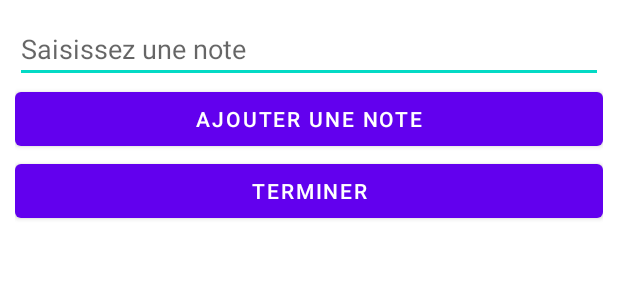
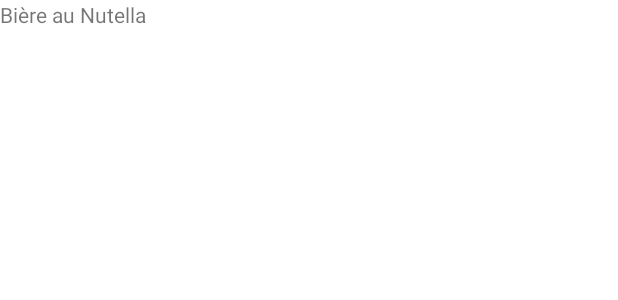
Before and after one commit to Chocolaterie/HCDA_Android, an Android app: the layout activity_main.xml on its own in the app's theme, with its tools: preview values and no code run, on a phone screen of 412 x 824 dp. Shown: the top 300 px of the screen. Run offline under Robolectric (Android 15) with nearby library versions, the phone set to English and light mode, and no system bars.

```diff
--- a/app/build.gradle
+++ b/app/build.gradle
@@ -30,6 +30,10 @@ android {
     kotlinOptions {
         jvmTarget = '1.8'
     }
+
+    buildFeatures {
+        dataBinding true
+    }
 }
 
 dependencies {
--- a/app/src/main/AndroidManifest.xml
+++ b/app/src/main/AndroidManifest.xml
@@ -12,6 +12,9 @@
         android:theme="@style/Theme.EniDemo"
         tools:targetApi="31">
         <activity
+            android:name=".MoyenneActivity"
+            android:exported="false" />
+        <activity
             android:name=".MainActivity"
             android:exported="true">
             <intent-filter>
--- a/app/src/main/res/layout/activity_main.xml
+++ b/app/src/main/res/layout/activity_main.xml
@@ -1,49 +1,17 @@
 <?xml version="1.0" encoding="utf-8"?>
-<LinearLayout xmlns:android="http://schemas.android.com/apk/res/android"
+<layout xmlns:android="http://schemas.android.com/apk/res/android"
     xmlns:app="http://schemas.android.com/apk/res-auto"
-    xmlns:tools="http://schemas.android.com/tools"
-    android:layout_width="match_parent"
-    android:layout_height="match_parent"
-    android:orientation="vertical"
-    tools:context=".MainActivity">
+    xmlns:tools="http://schemas.android.com/tools">
 
     <LinearLayout
         android:layout_width="match_parent"
         android:layout_height="match_parent"
         android:orientation="vertical"
-        android:padding="10dp">
+        tools:context=".MainActivity">
 
-        <EditText
-            android:id="@+id/edt_note"
+        <TextView
             android:layout_width="match_parent"
             android:layout_height="wrap_content"
-            android:hint="Saisissez une note"
-            android:inputType="numberDecimal"
-            />
-
-        <Button
-            android:layout_width="match_parent"
-            android:layout_height="wrap_content"
-            android:text="Ajouter une note"
-            android:onClick="OnAddNote"
-            />
-
-        <Button
-            android:layout_width="match_parent"
-            android:layout_height="wrap_content"
-            android:text="Terminer"
-            android:onClick="onClickEnd"
-            />
-
-        <TextView
-            android:id="@+id/tv_averageNote"
-            android:layout_width="match_parent"
-            android:layout_height="wrap_content"
-            android:textAlignment="center"
-            android:textSize="20dp"
-            android:padding="10dp"
-            android:text=""
-            />
-
+            android:text="Bière au Nutella" />
     </LinearLayout>
-</LinearLayout>
+</layout>
```
Also changed, not shown: app/src/main/java/com/example/enidemo/MainActivity.kt (+6 -36 lines), app/src/main/java/com/example/enidemo/MoyenneActivity.kt (added, +49 -0 lines), app/src/main/res/layout/activity_moyenne.xml (added, +51 -0 lines).
